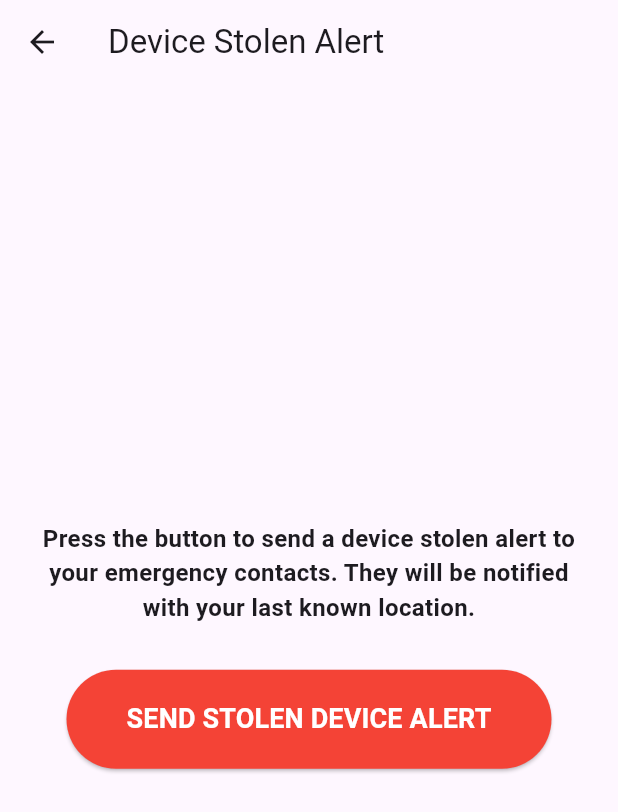
After one commit to MATHUR007/Anti_Theft_App, a Flutter app: the HomeScreen screen opened directly, after a tap on "PANIC - DEVICE STOLEN", on a phone screen of 412 x 824 dp. The commit adds this screen. Shown: the top 812 px of the screen. Run offline on Flutter 3.47's test engine with Material 3 defaults, Android fonts, the phone set to English and light mode, and no system bars; our stand-ins replace cloud_firestore, cloud_functions, connectivity_plus, firebase_auth, firebase_core, geolocator and 2 more; accounts and stored records are empty.

Commit message:
Panicbutton system implemented

```diff
--- /dev/null
+++ b/lib/screens/EmergencyScreen.dart
@@ -0,0 +1,338 @@
+import 'package:flutter/material.dart';
+import 'package:firebase_auth/firebase_auth.dart';
+import 'package:cloud_firestore/cloud_firestore.dart';
+import 'package:cloud_functions/cloud_functions.dart';
+import 'package:geolocator/geolocator.dart';
+import 'dart:io';
+import 'package:shared_preferences/shared_preferences.dart';
+import 'dart:convert';
+
+class EmergencyScreen extends StatefulWidget {
+  final String? reason;
+
+  EmergencyScreen({this.reason});
+
+  @override
+  _EmergencyScreenState createState() => _EmergencyScreenState();
+}
+
+class _EmergencyScreenState extends State<EmergencyScreen> {
+  final FirebaseAuth _auth = FirebaseAuth.instance;
+  bool _isSending = false;
+  String _statusMessage = '';
+  bool _isError = false;
+  int _retryCount = 0;
+  final int _maxRetries = 3;
+
+  @override
+  void initState() {
+    super.initState();
+    _initializeScreen();
+    _checkPendingAlerts();
+  }
+
+  String get _alertTitle {
+    if (widget.reason == 'device_stolen') {
+      return 'Device Stolen Alert';
+    }
+    return 'Emergency Alert';
+  }
+
+  String get _alertDescription {
+    if (widget.reason == 'device_stolen') {
+      return 'Press the button to send a device stolen alert to your emergency contacts. They will be notified with your last known location.';
+    }
+    return 'Press the button to send an emergency alert to your emergency contacts. They will be notified with your current location.';
+  }
+
+  String get _buttonText {
+    if (widget.reason == 'device_stolen') {
+      return 'SEND STOLEN DEVICE ALERT';
+    }
+    return 'SEND EMERGENCY ALERT';
+  }
+
+  void _initializeScreen() {
+    if (widget.reason == 'device_stolen') {
+      // You could auto-trigger the alert here if needed
+    }
+  }
+
+  // Check for internet connection
+  Future<bool> _checkInternetConnection() async {
+    try {
+      final result = await InternetAddress.lookup('google.com');
+      return result.isNotEmpty && result[0].rawAddress.isNotEmpty;
+    } on SocketException catch (_) {
+      return false;
+    }
+  }
+
+  // Check and try to send any pending alerts
+  Future<void> _checkPendingAlerts() async {
+    try {
+      final prefs = await SharedPreferences.getInstance();
+      final pendingAlerts = prefs.getStringList('pendingAlerts') ?? [];
+
+      if (pendingAlerts.isEmpty) return;
+
+      bool isConnected = await _checkInternetConnection();
+      if (!isConnected) return;
+
+      setState(() {
+        _statusMessage = 'Sending pending alerts...';
+      });
+
+      for (int i = 0; i < pendingAlerts.length; i++) {
+        try {
+          final alertData = json.decode(pendingAlerts[i]);
+          final callable =
+              FirebaseFunctions.instance.httpsCallable('sendEmergencyEmail');
+          await callable.call(alertData);
+
+          // Remove sent alert
+          pendingAlerts.removeAt(i);
+          i--; // Adjust index since we removed an item
+        } catch (e) {
+          print("Failed to send pending alert: $e");
+          // Keep the alert in the list to try again later
+        }
+      }
+
+      // Save updated list
+      await prefs.setStringList('pendingAlerts', pendingAlerts);
+
+      if (pendingAlerts.isEmpty) {
+        setState(() {
+          _statusMessage = 'All pending alerts sent!';
+        });
+      } else {
+        setState(() {
+          _statusMessage = '${pendingAlerts.length} alerts still pending';
+        });
+      }
+    } catch (e) {
+      print("Error checking pending alerts: $e");
+    }
+  }
+
+  // Save alert data for offline case
+  Future<void> _saveAlertForLater(Map<String, dynamic> alertData) async {
+    try {
+      final prefs = await SharedPreferences.getInstance();
+      List<String> pendingAlerts = prefs.getStringList('pendingAlerts') ?? [];
+      pendingAlerts.add(json.encode(alertData));
+      await prefs.setStringList('pendingAlerts', pendingAlerts);
+
+      setState(() {
+        _statusMessage = 'Alert saved for later when connection is available';
+        _isError = false;
+        _isSending = false;
+      });
+    } catch (e) {
+      _setErrorState("Failed to save alert: $e");
+    }
+  }
+
+  Future<void> sendEmergencyEmail() async {
+    setState(() {
+      _isSending = true;
+      _statusMessage = 'Preparing alert...';
+      _isError = false;
+      _retryCount = 0;
+    });
+
+    try {
+      // Check internet connection first
+      bool isConnected = await _checkInternetConnection();
+
+      final user = _auth.currentUser;
+      if (user == null) {
+        _setErrorState('User not logged in');
+        return;
+      }
+
+      // Get user data - try to use cached data if offline
+      DocumentSnapshot<Map<String, dynamic>> userDoc;
+      try {
+        // Set source to cache if offline, server if online
+        Source source = isConnected ? Source.server : Source.cache;
+        userDoc = await FirebaseFirestore.instance
+            .collection('users')
+            .doc(user.uid)
+            .get(GetOptions(source: source));
+      } catch (e) {
+        _setErrorState('Could not access user data: $e');
+        return;
+      }
+
+      if (!userDoc.exists) {
+        _setErrorState('User profile not found');
+        return;
+      }
+
+      final userData = userDoc.data()!;
+      final userName = userData['full_name'] ?? 'User';
+      final userEmail = userData['email'];
+      final contacts =
+          List<Map<String, dynamic>>.from(userData['emergency_contacts'] ?? []);
+
+      if (contacts.isEmpty) {
+        _setErrorState('No emergency contacts found');
+        return;
+      }
+
+      // Get location - might work even if Firebase is offline
+      Position position;
+      try {
+        position = await Geolocator.getCurrentPosition(
+            desiredAccuracy: LocationAccuracy.high);
+      } catch (e) {
+        // If can't get current position, try last known
+        try {
+          position = await Geolocator.getLastKnownPosition() ??
+              await Geolocator.getCurrentPosition(
+                  desiredAccuracy: LocationAccuracy.lowest);
+        } catch (e) {
+          _setErrorState('Could not determine location: $e');
+          return;
+        }
+      }
+
+      // Format location with Google Maps link
+      String locationText =
+          "Latitude: ${position.latitude}, Longitude: ${position.longitude}";
+      String mapsUrl =
+          "https://maps.google.com/?q=${position.latitude},${position.longitude}";
+      String location = "$locationText\nView on Maps: $mapsUrl";
+
+      // Prepare message based on reason
+      String alertMessage;
+      if (widget.reason == 'device_stolen') {
+        alertMessage =
+            "${userName}'s device has been stolen and was last spotted at this location";
+      } else {
+        alertMessage =
+            "${userName} has triggered an emergency alert from their device";
+      }
+
+      // Prepare alert data
+      final alertData = {
+        'userEmail': userEmail,
+        'userName': userName,
+        'contacts': contacts,
+        'location': location,
+        'alertMessage': alertMessage,
+        'reason': widget.reason ?? 'emergency'
+      };
+
+      if (!isConnected) {
+        // Save for later if offline
+        await _saveAlertForLater(alertData);
+        return;
+      }
+
+      // Try to send with retries if online
+      setState(() {
+        _statusMessage = 'Sending alert...';
+      });
+
+      while (_retryCount < _maxRetries) {
+        try {
+          final callable =
+              FirebaseFunctions.instance.httpsCallable('sendEmergencyEmail');
+          final result = await callable.call(alertData);
+
+          if (result.data['success']) {
+            setState(() {
+              _isSending = false;
+              _statusMessage = 'Alert sent successfully!';
+              _isError = false;
+            });
+            return;
+          } else {
+            throw Exception(result.data['error']);
+          }
+        } catch (e) {
+          _retryCount++;
+          if (_retryCount >= _maxRetries) {
+            // If all retries fail, save for later
+            await _saveAlertForLater(alertData);
+            return;
+          }
+
+          // Wait before retry
+          setState(() {
+            _statusMessage = 'Retry attempt $_retryCount...';
+          });
+          await Future.delayed(Duration(seconds: 2));
+        }
+      }
+    } catch (e) {
+      _setErrorState("Error sending alert: $e");
+    }
+  }
+
+  void _setErrorState(String message) {
+    setState(() {
+      _isSending = false;
+      _statusMessage = message;
+      _isError = true;
+    });
+  }
+
+  @override
+  Widget build(BuildContext context) {
+    return Scaffold(
+      appBar: AppBar(title: Text(_alertTitle)),
+      body: Center(
+        child: Padding(
+          padding: const EdgeInsets.all(20.0),
+          child: Column(
+            mainAxisAlignment: MainAxisAlignment.center,
+            children: [
+              Text(
+                _alertDescription,
+                textAlign: TextAlign.center,
+                style: TextStyle(fontSize: 16, fontWeight: FontWeight.bold),
+              ),
+              SizedBox(height: 30),
+              if (_isSending)
+                Column(
+                  children: [
+                    CircularProgressIndicator(),
+                    SizedBox(height: 10),
+                    Text(_statusMessage),
+                  ],
+                )
+              else
+                ElevatedButton(
+                  onPressed: sendEmergencyEmail,
+                  style: ElevatedButton.styleFrom(
+                    backgroundColor: Colors.red,
+                    padding: EdgeInsets.symmetric(horizontal: 40, vertical: 20),
+                  ),
+                  child: Text(
+                    _buttonText,
+                    style: TextStyle(
+                        color: Colors.white,
+                        fontSize: 18,
+                        fontWeight: FontWeight.bold),
+                  ),
+                ),
+              SizedBox(height: 20),
+              if (_statusMessage.isNotEmpty && !_isSending)
+                Text(
+                  _statusMessage,
+                  style: TextStyle(
+                    color: _isError ? Colors.red : Colors.green,
+                    fontWeight: FontWeight.bold,
+                  ),
+                ),
+            ],
+          ),
+        ),
+      ),
+    );
+  }
+}
--- a/lib/screens/home_screen.dart
+++ b/lib/screens/home_screen.dart
@@ -1,6 +1,7 @@
 import 'package:flutter/material.dart';
 import 'package:firebase_auth/firebase_auth.dart';
 import 'LiveTrackingScreen.dart';
+import 'EmergencyScreen.dart';
 
 class HomeScreen extends StatelessWidget {
   @override
@@ -18,7 +19,10 @@ class HomeScreen extends StatelessWidget {
         ],
       ),
       body: Center(
-            child: ElevatedButton(
+        child: Column(
+          mainAxisAlignment: MainAxisAlignment.center,
+          children: [
+            ElevatedButton(
               onPressed: () {
                 Navigator.push(
                   context,
@@ -26,6 +30,33 @@ class HomeScreen extends StatelessWidget {
                 );
               },
               child: Text('Live Tracking'),
-        )));
+            ),
+            SizedBox(height: 30),
+            ElevatedButton(
+              onPressed: () {
+                Navigator.push(
+                  context,
+                  MaterialPageRoute(
+                      builder: (context) =>
+                          EmergencyScreen(reason: 'device_stolen')),
+                );
+              },
+              style: ElevatedButton.styleFrom(
+                backgroundColor: Colors.red,
+                padding: EdgeInsets.symmetric(horizontal: 40, vertical: 15),
+              ),
+              child: Text(
+                'PANIC - DEVICE STOLEN',
+                style: TextStyle(
+                  color: Colors.white,
+                  fontSize: 16,
+                  fontWeight: FontWeight.bold,
+                ),
+              ),
+            ),
+          ],
+        ),
+      ),
+    );
   }
 }
--- a/pubspec.yaml
+++ b/pubspec.yaml
@@ -20,6 +20,10 @@ dependencies:
   geocoding: ^3.0.0
   google_maps_flutter: ^2.0.6
   cupertino_icons: ^1.0.2
+  cloud_functions: ^4.4.0
+  shared_preferences: ^2.2.0
+  connectivity_plus: ^4.0.2
+
 
 dev_dependencies:
   flutter_test:
```
Also changed, not shown: lib/screens/Connectivity_Issues/ConnectivityService.dart (added, +88 -0 lines), lib/screens/Connectivity_Issues/PendingAlertsBadge.dart (added, +80 -0 lines), firebase.json (added), pubspec.lock, 9 other files. Lines whose indentation alone changed are shown as unchanged.
